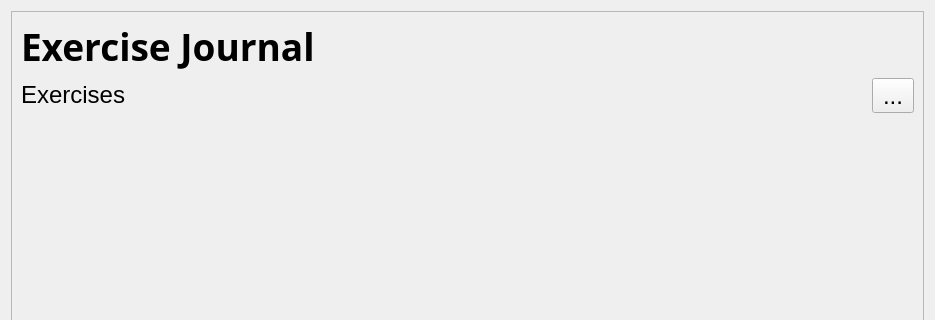
Old version of the form ui/pages/ExercisePage.ui in the repository OpenFitnessPal/OpenFitnessPal; both pictures show x 0 to 935 and y 0 to 320 of the 935 by 819 pixel window.
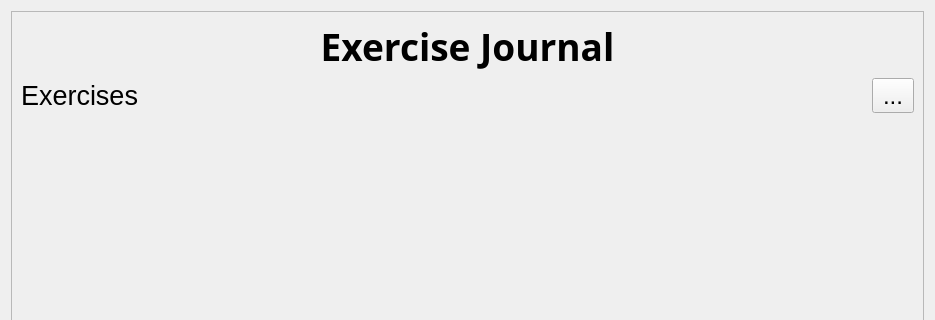
New version of the form. Icons and pictures are not drawn.

Patch:
```diff
--- a/ui/pages/ExercisePage.ui
+++ b/ui/pages/ExercisePage.ui
@@ -72,6 +72,9 @@
          <property name="scaledContents">
           <bool>true</bool>
          </property>
+         <property name="alignment">
+          <set>Qt::AlignCenter</set>
+         </property>
          <property name="wordWrap">
           <bool>true</bool>
          </property>
@@ -85,6 +88,11 @@
            <verstretch>0</verstretch>
           </sizepolicy>
          </property>
+         <property name="font">
+          <font>
+           <pointsize>20</pointsize>
+          </font>
+         </property>
          <property name="text">
           <string>Exercises</string>
          </property>
```
